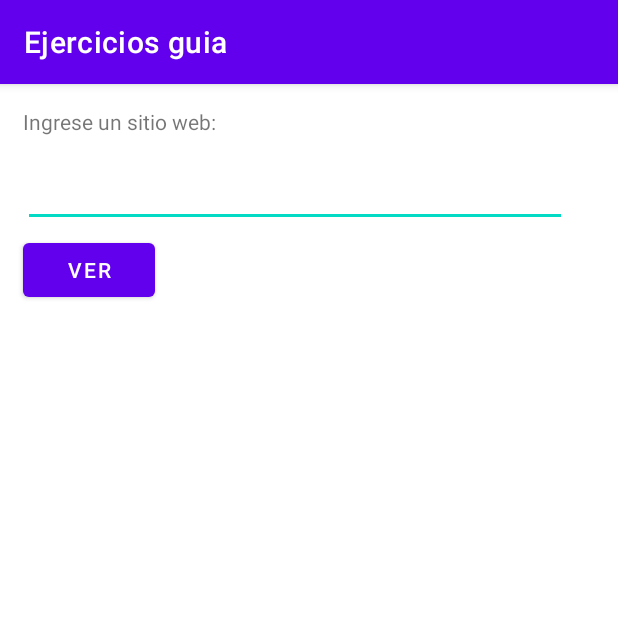
After one commit to Alvitronex/semana2-DAUTE, an Android app: the SegundoActivityParametros screen opened directly, with no data from a screen before it, on a phone screen of 412 x 824 dp, the top half of it. The commit adds this screen. Run offline under Robolectric (Android 15) with nearby library versions, the phone set to English and light mode, and no system bars.

Commit message:
Finish proyect

```diff
--- /dev/null
+++ b/app/src/main/java/com/itca/semana2_daute/SegundoActivityParametros.java
@@ -0,0 +1,26 @@
+package com.itca.semana2_daute;
+
+import androidx.appcompat.app.AppCompatActivity;
+
+import android.content.Intent;
+import android.os.Bundle;
+import android.view.View;
+import android.widget.EditText;
+
+public class SegundoActivityParametros extends AppCompatActivity {
+
+    private EditText et1;
+
+    @Override
+    protected void onCreate(Bundle savedInstanceState) {
+        super.onCreate(savedInstanceState);
+        setContentView(R.layout.activity_segundo_parametros);
+
+        et1 = (EditText) findViewById(R.id.et1);
+    }
+    public void ver(View view){
+        Intent i=new Intent(this,Activity2.class);
+        i.putExtra("Direccion",et1.getText().toString());
+        startActivity(i);
+    }
+}
--- a/app/src/main/res/layout/activity_control_list_view.xml
+++ b/app/src/main/res/layout/activity_control_list_view.xml
@@ -9,7 +9,7 @@
 
     <TextView
         android:id="@+id/tv1"
-        android:layout_width="200dp"
+        android:layout_width="250dp"
         android:layout_height="18dp"
         android:layout_marginTop="10dp"
         android:layout_marginLeft="65dp"
--- /dev/null
+++ b/app/src/main/res/layout/activity_segundo_parametros.xml
@@ -0,0 +1,44 @@
+<?xml version="1.0" encoding="utf-8"?>
+<androidx.appcompat.widget.LinearLayoutCompat
+    xmlns:android="http://schemas.android.com/apk/res/android"
+    xmlns:app="http://schemas.android.com/apk/res-auto"
+    xmlns:tools="http://schemas.android.com/tools"
+    android:layout_width="match_parent"
+    android:layout_height="match_parent"
+    android:orientation="vertical"
+    tools:context=".SegundoActivityParametros">
+
+    <RelativeLayout
+        android:layout_width="409dp"
+        android:layout_height="729dp"
+        tools:layout_editor_absoluteX="1dp"
+        tools:layout_editor_absoluteY="1dp">
+
+        <TextView
+            android:id="@+id/tv1"
+            android:layout_width="wrap_content"
+            android:layout_height="wrap_content"
+            android:layout_marginTop="15dp"
+            android:layout_marginLeft="15dp"
+            android:text="Ingrese un sitio web:" />
+
+        <EditText
+            android:id="@+id/et1"
+            android:layout_width="wrap_content"
+            android:layout_height="wrap_content"
+            android:ems="17"
+            android:layout_marginTop="50dp"
+            android:layout_marginLeft="15dp"
+            android:inputType="textWebEmailAddress"
+             />
+
+        <Button
+            android:id="@+id/btn"
+            android:layout_width="wrap_content"
+            android:layout_height="wrap_content"
+            android:layout_marginTop="100dp"
+            android:layout_marginLeft="15dp"
+            android:onClick="ver"
+            android:text="Ver" />
+    </RelativeLayout>
+</androidx.appcompat.widget.LinearLayoutCompat>
--- a/app/src/main/res/values/strings.xml
+++ b/app/src/main/res/values/strings.xml
@@ -9,6 +9,8 @@
     <string name="pantalla6">Control Imagen Button</string>
     <string name="pantalla7">Notificaciones</string>
     <string name="pantalla8">Control EdithText</string>
+    <string name="pantalla9">Segundo Activity</string>
+    <string name="pantalla10">Actividad con parametros</string>
 
 
     <string name="ejercicio1">Ejercicio 1</string>
```
Also changed, not shown: app/src/main/AndroidManifest.xml (+16 -1 lines), app/src/main/java/com/itca/semana2_daute/AcercaDe.java (added, +18 -0 lines), app/src/main/java/com/itca/semana2_daute/Activity2.java (added, +29 -0 lines), app/src/main/java/com/itca/semana2_daute/MainActivity.java (+6 -10 lines), app/src/main/java/com/itca/semana2_daute/SegundoActivity.java (added, +21 -0 lines), app/src/main/res/layout/activity_2.xml (added, +30 -0 lines), app/src/main/res/layout/activity_acerca_de.xml (added, +33 -0 lines), app/src/main/res/layout/activity_segundo.xml (added, +26 -0 lines), app/src/main/res/menu/menu_main.xml (+9 -9 lines).
